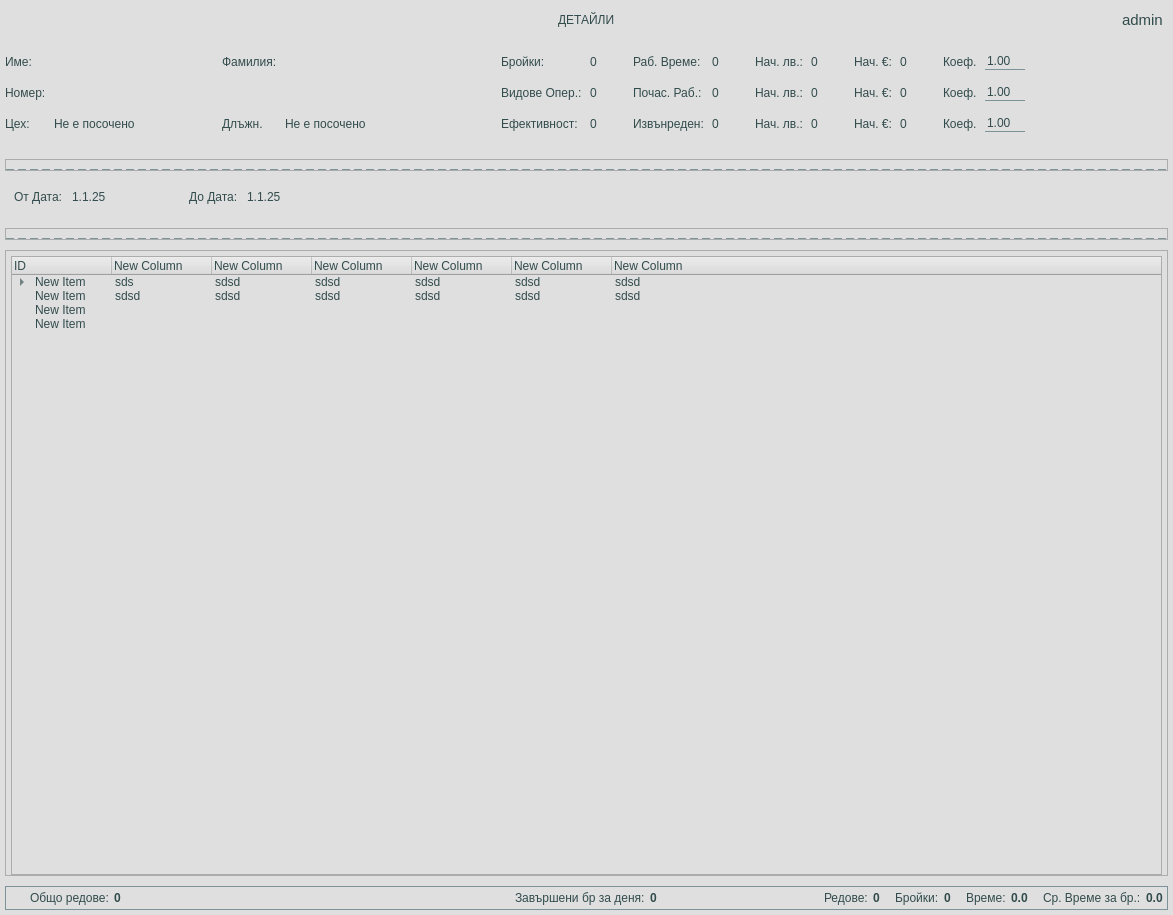
Qt form app/ui/widgets/customPaymentsDetailsWidget.ui (DevilPhp/WorkSalary.v01) before a commit.
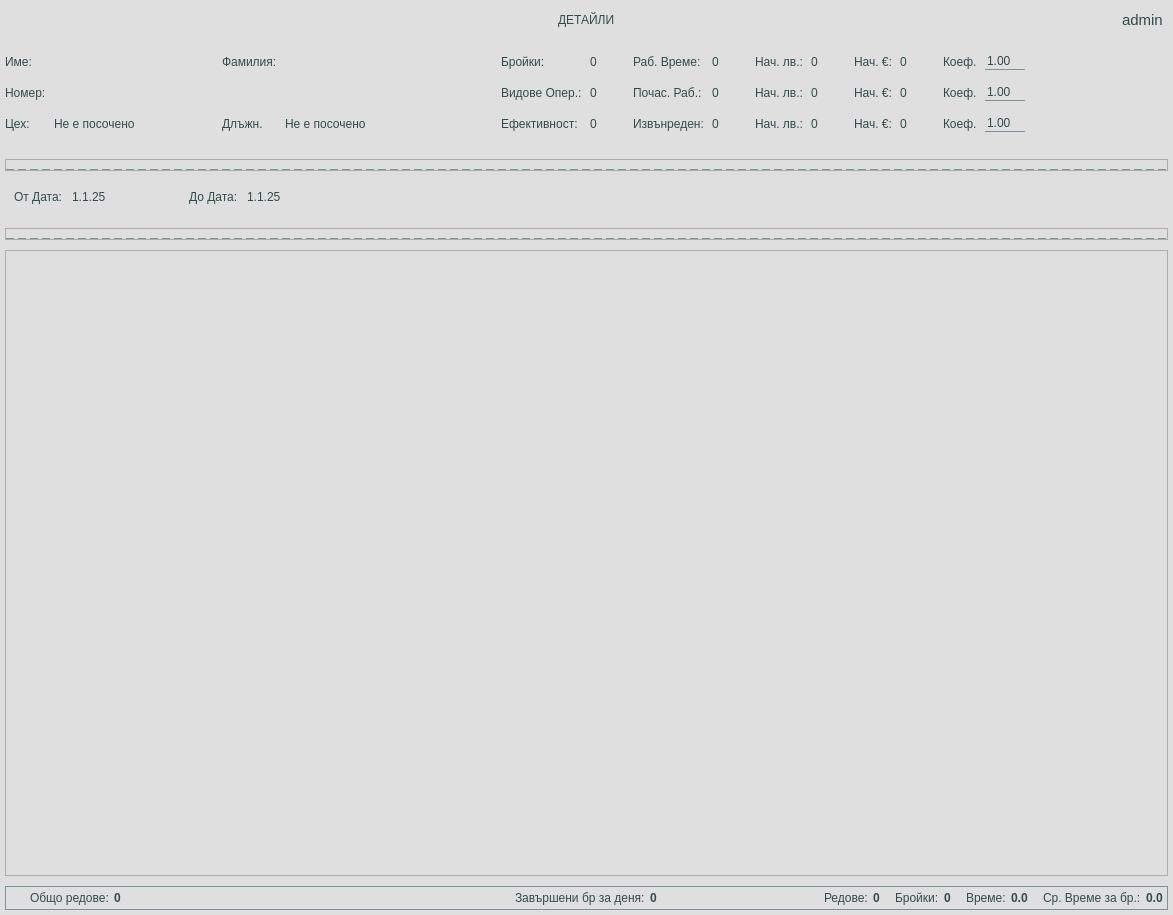
The same form after that commit. Icons and pictures are not drawn.

```diff
--- a/app/ui/widgets/customPaymentsDetailsWidget.ui
+++ b/app/ui/widgets/customPaymentsDetailsWidget.ui
@@ -864,118 +864,6 @@
           <property name="bottomMargin">
            <number>0</number>
           </property>
-          <item>
-           <widget class="QTreeWidget" name="treeWidget">
-            <column>
-             <property name="text">
-              <string>ID</string>
-             </property>
-            </column>
-            <column>
-             <property name="text">
-              <string>New Column</string>
-             </property>
-            </column>
-            <column>
-             <property name="text">
-              <string>New Column</string>
-             </property>
-            </column>
-            <column>
-             <property name="text">
-              <string>New Column</string>
-             </property>
-            </column>
-            <column>
-             <property name="text">
-              <string>New Column</string>
-             </property>
-            </column>
-            <column>
-             <property name="text">
-              <string>New Column</string>
-             </property>
-            </column>
-            <column>
-             <property name="text">
-              <string>New Column</string>
-             </property>
-            </column>
-            <item>
-             <property name="text">
-              <string>New Item</string>
-             </property>
-             <property name="text">
-              <string>sds</string>
-             </property>
-             <property name="text">
-              <string>sdsd</string>
-             </property>
-             <property name="text">
-              <string>sdsd</string>
-             </property>
-             <property name="text">
-              <string>sdsd</string>
-             </property>
-             <property name="text">
-              <string>sdsd</string>
-             </property>
-             <property name="text">
-              <string>sdsd</string>
-             </property>
-             <item>
-              <property name="text">
-               <string>asdsads</string>
-              </property>
-              <property name="text">
-               <string>asdasd</string>
-              </property>
-              <property name="text">
-               <string>asdasd</string>
-              </property>
-             </item>
-            </item>
-            <item>
-             <property name="text">
-              <string>New Item</string>
-             </property>
-             <property name="text">
-              <string>sdsd</string>
-             </property>
-             <property name="text">
-              <string>sdsd</string>
-             </property>
-             <property name="text">
-              <string>sdsd</string>
-             </property>
-             <property name="text">
-              <string>sdsd</string>
-             </property>
-             <property name="text">
-              <string>sdsd</string>
-             </property>
-             <property name="text">
-              <string>sdsd</string>
-             </property>
-            </item>
-            <item>
-             <property name="text">
-              <string>New Item</string>
-             </property>
-             <property name="text">
-              <string/>
-             </property>
-            </item>
-            <item>
-             <property name="text">
-              <string>New Item</string>
-             </property>
-             <property name="text">
-              <string/>
-             </property>
-            </item>
-           </widget>
-          </item>
          </layout>
         </widget>
        </item>
```
